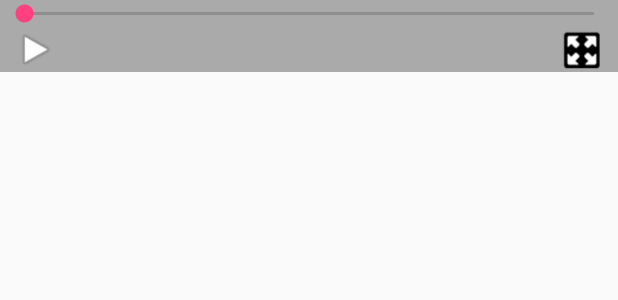
After one commit to hoanghuynhman/EnglishForKid_4, an Android app: the layout partilar_controls_bar.xml on its own in the app's theme, with its tools: preview values and no code run, on a phone screen of 412 x 824 dp. The commit adds this screen. Shown: the top 300 px of the screen. Run offline under Robolectric (Android 15) with nearby library versions, the phone set to English and light mode, and no system bars; network calls fail.

Commit message:
ref task #6 make_video_view screen

```diff
--- a/app/src/main/java/com/framgia/englishforkids/data/model/VideoModel.java
+++ b/app/src/main/java/com/framgia/englishforkids/data/model/VideoModel.java
@@ -4,10 +4,12 @@ import android.database.Cursor;
 
 import com.framgia.englishforkids.util.DatabaseManager;
 
+import java.io.Serializable;
+
 /**
  * Created by GIAKHANH on 12/28/2016.
  */
-public class VideoModel {
+public class VideoModel implements Serializable{
     private int mId;
     private String mName;
     private String mImageUrl;
--- a/app/src/main/java/com/framgia/englishforkids/util/Constant.java
+++ b/app/src/main/java/com/framgia/englishforkids/util/Constant.java
@@ -15,4 +15,10 @@ public class Constant {
     public static final String IMG = "img";
     public static final String SRC = "src";
     public static final String HREF_ATTRIB = "abs:href";
+    public static final String URL_VIDEO = "http://www.viddler.com/file/%s/html5";
+    public static final int DELAY_TIME = 200;
+    public static final String DIV_BLOCK_VIDEO = ".viddler-auto-embed";
+    public static final String VIDEO_ATTR = "data-video-id";
+    public static final String VIDEO_DATA ="VIDEO_DATA";
+    public static final String BUNDLE_DATA = "BUNDLE_DATA";
 }
--- /dev/null
+++ b/app/src/main/res/layout/partilar_controls_bar.xml
@@ -0,0 +1,51 @@
+<?xml version="1.0" encoding="utf-8"?>
+<LinearLayout
+    android:id="@+id/ll_status_bar"
+    xmlns:android="http://schemas.android.com/apk/res/android"
+    xmlns:app="http://schemas.android.com/apk/res-auto"
+    android:layout_width="match_parent"
+    android:layout_height="wrap_content"
+    android:background="@android:color/darker_gray"
+    android:orientation="vertical">
+
+    <SeekBar
+        android:id="@+id/seekbar"
+        android:layout_width="match_parent"
+        android:layout_height="wrap_content"/>
+
+    <RelativeLayout
+        android:layout_width="match_parent"
+        android:layout_height="@dimen/dp_30">
+
+        <ImageView
+            android:id="@+id/imv_status"
+            android:layout_width="wrap_content"
+            android:layout_height="wrap_content"
+            android:layout_alignParentLeft="true"
+            android:layout_alignParentStart="true"
+            android:layout_centerVertical="true"
+            app:srcCompat="@drawable/ic_play"
+            />
+
+        <TextView
+            android:id="@+id/tv_time"
+            android:layout_width="wrap_content"
+            android:layout_height="wrap_content"
+            android:layout_centerVertical="true"
+            android:layout_marginLeft="@dimen/dp_17"
+            android:layout_marginStart="@dimen/dp_17"
+            android:layout_toRightOf="@+id/imv_status"
+            android:textSize="@dimen/item_text_padding_list"
+            />
+
+        <ImageView
+            android:id="@+id/imgv_fullscreen"
+            android:layout_width="wrap_content"
+            android:layout_height="wrap_content"
+            android:layout_alignParentEnd="true"
+            android:layout_alignParentRight="true"
+            android:layout_centerVertical="true"
+            app:srcCompat="@drawable/ic_fullscreen"
+            />
+    </RelativeLayout>
+</LinearLayout>
--- a/app/src/main/res/values/dimens.xml
+++ b/app/src/main/res/values/dimens.xml
@@ -13,4 +13,8 @@
     <dimen name="image_width">130dp</dimen>
     <dimen name="image_height">100dp</dimen>
     <dimen name="text_min_height">60dp</dimen>
+    <dimen name="dp_300">300dp</dimen>
+    <dimen name="dp_17">17dp</dimen>
+    <dimen name="dp_30">30dp</dimen>
+    <dimen name="sp_20">20sp</dimen>
 </resources>
--- a/app/src/main/res/values/strings.xml
+++ b/app/src/main/res/values/strings.xml
@@ -3,4 +3,5 @@
     <string name="title_loading">Loading . . .</string>
     <string name="search">Search</string>
     <string name="change_style">Change Style </string>
+    <string name="warning">Please check out the internet !</string>
 </resources>
--- a/app/src/main/res/values/styles.xml
+++ b/app/src/main/res/values/styles.xml
@@ -7,4 +7,9 @@
         <item name="colorPrimaryDark">@color/colorPrimaryDark</item>
         <item name="colorAccent">@color/colorAccent</item>
     </style>
+
+    <style name="FullScreenTheme" parent="AppTheme">
+        <item name="android:windowNoTitle">true</item>
+        <item name="android:windowFullscreen">true</item>
+    </style>
 </resources>
```
Also changed, not shown: app/src/main/AndroidManifest.xml (+11 -0 lines), app/src/main/java/com/framgia/englishforkids/ui/activity/DisplayVideoActivity.java (added, +266 -0 lines), app/src/main/java/com/framgia/englishforkids/util/Convert.java (added, +13 -0 lines), app/src/main/java/com/framgia/englishforkids/util/JsoupPaser.java (+7 -0 lines), app/src/main/java/com/framgia/englishforkids/util/LoadItemsAdapter.java (+44 -0 lines), app/src/main/res/layout/activity_display_video.xml (added, +30 -0 lines), app/src/main/res/layout/toolbar.xml (added, +17 -0 lines), app/src/main/res/drawable/ic_fullscreen.png (added), app/src/main/res/drawable/ic_pause.png (added), app/src/main/res/drawable/ic_play.png (added), app/src/main/res/drawable/ic_restore.png (added).
